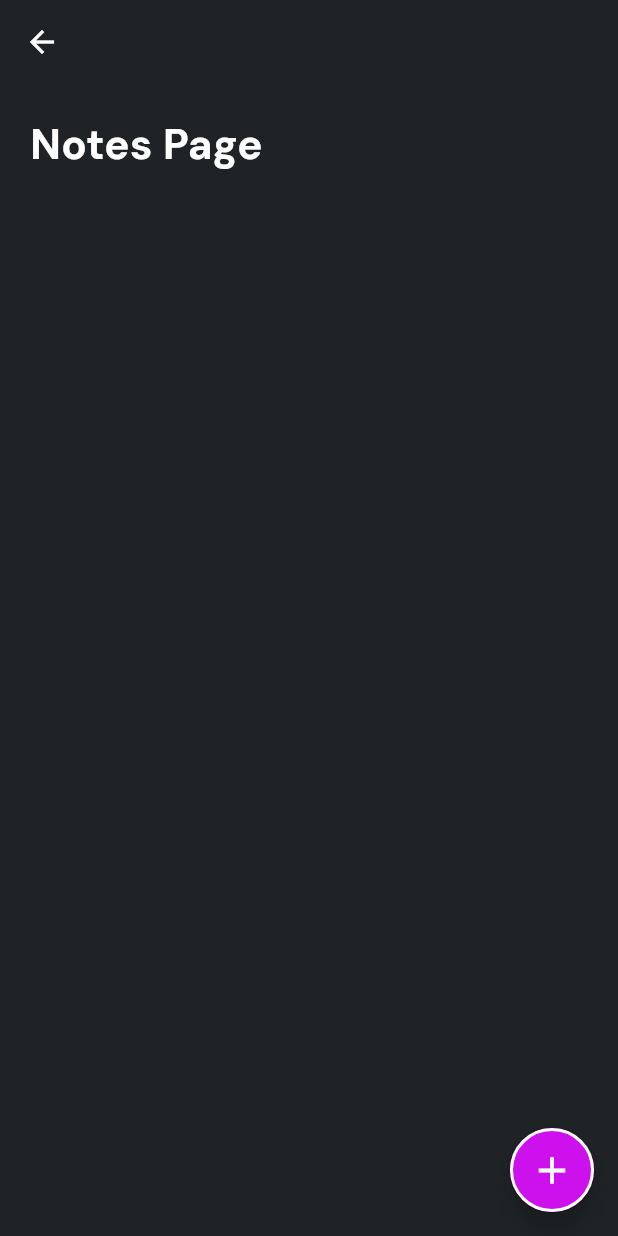
After one commit to isanka23/Todo_App_with_Go_Router_Hive_Packages, a Flutter app: the screen it shows after launch, after a tap on "notes", on a phone screen of 412 x 824 dp. The commit adds this screen. Run offline on Flutter 3.47's test engine with Material 3 defaults, Android fonts, the phone set to English and light mode, and no system bars; our stand-ins replace go_router, google_fonts.

Commit message:
started to create the note page

```diff
--- a/lib/pages/home_page.dart
+++ b/lib/pages/home_page.dart
@@ -1,5 +1,6 @@
 import 'package:flutter/material.dart';
 import 'package:note_sphere_app/utils/constants.dart';
+import 'package:note_sphere_app/utils/router.dart';
 import 'package:note_sphere_app/utils/text_styles.dart';
 import 'package:note_sphere_app/widgets/notes_todo_card.dart';
 import 'package:note_sphere_app/widgets/progress_card.dart';
@@ -31,18 +32,28 @@ class _HomePageState extends State<HomePage> {
               totalTask: 5,
             ),
             const SizedBox(height: AppConstants.kDefaultPadding * 1.5),
-            const Row(
+            Row(
               mainAxisAlignment: MainAxisAlignment.spaceBetween,
               children: [
-                NotesTodoCard(
+                GestureDetector(
+                  onTap: () {
+                    AppRouter.router.push("/notes");
+                  },
+                  child: const NotesTodoCard(
                     title: "notes",
                     description: "3 notes",
                     icon: Icons.bookmark_add_outlined,
                   ),
-                NotesTodoCard(
+                ),
+                GestureDetector(
+                  onTap: () {
+                    AppRouter.router.push("/todos");
+                  },
+                  child: const NotesTodoCard(
                     title: "To-Do-List",
                     description: "3 Tasks",
                     icon: Icons.today_outlined,
+                  ),
                 ),
               ],
             ),
--- /dev/null
+++ b/lib/pages/notes_page.dart
@@ -0,0 +1,50 @@
+import 'package:flutter/material.dart';
+import 'package:note_sphere_app/utils/colors.dart';
+import 'package:note_sphere_app/utils/router.dart';
+import 'package:note_sphere_app/utils/text_styles.dart';
+
+class NotesPage extends StatefulWidget {
+  const NotesPage({super.key});
+
+  @override
+  State<NotesPage> createState() => _NotesPageState();
+}
+
+class _NotesPageState extends State<NotesPage> {
+  @override
+  Widget build(BuildContext context) {
+    return Scaffold(
+      appBar: AppBar(
+        automaticallyImplyLeading: false,
+        leading: IconButton(
+          onPressed: () {
+            AppRouter.router.go("/");
+          },
+          icon: const Icon(Icons.arrow_back),
+        ),
+      ),
+      floatingActionButton: FloatingActionButton(
+        onPressed: () {},
+        shape: RoundedRectangleBorder(
+          borderRadius: BorderRadius.circular(100),
+          side: BorderSide(
+            color: AppColors.kWhiteColor,
+            width: 2,
+          ),
+        ),
+        child: Icon(
+          Icons.add,
+          color: AppColors.kWhiteColor,
+          size: 30,
+        ),
+      ),
+      body: Padding(
+        padding: const EdgeInsets.all(20),
+        child: Text(
+          "Notes Page",
+          style: AppTextStyles.appTitle,
+        ),
+      ),
+    );
+  }
+}
--- a/lib/utils/router.dart
+++ b/lib/utils/router.dart
@@ -1,6 +1,8 @@
 import 'package:flutter/material.dart';
 import 'package:go_router/go_router.dart';
 import 'package:note_sphere_app/pages/home_page.dart';
+import 'package:note_sphere_app/pages/notes_page.dart';
+import 'package:note_sphere_app/pages/todo_page.dart';
 
 class AppRouter {
   static final router = GoRouter(
@@ -16,6 +18,22 @@ class AppRouter {
           return const HomePage();
         },
       ),
+      //notes page
+      GoRoute(
+        name: "notes",
+        path: '/notes',
+        builder: (context, state) {
+          return const NotesPage();
+        },
+      ),
+      //todos page
+      GoRoute(
+        name: "todos",
+        path: '/todos',
+        builder: (context, state) {
+          return const TodoPage();
+        },
+      )
     ],
   );
 }
```
Also changed, not shown: lib/pages/todo_page.dart (added, +19 -0 lines). Lines whose indentation alone changed are shown as unchanged.
